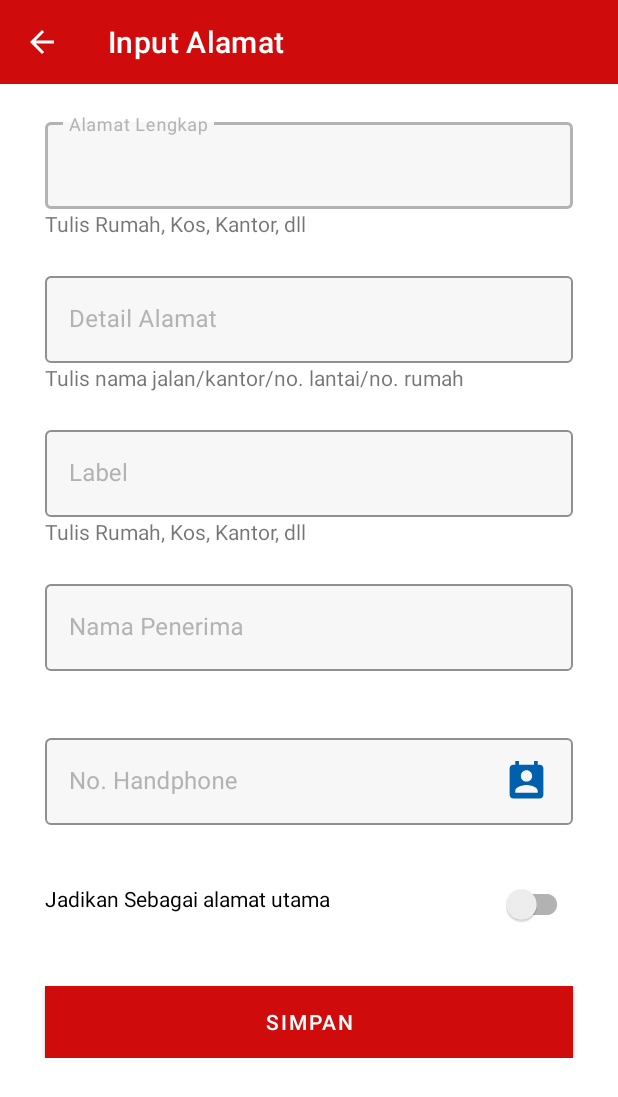
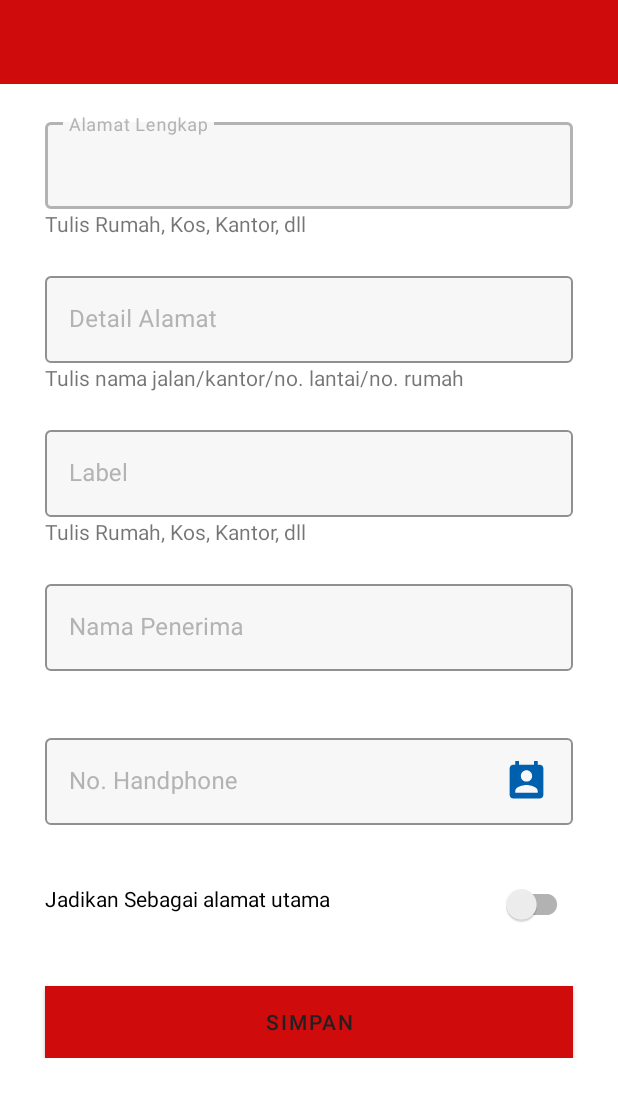
Before and after one commit to kevin-138/Daily-Exercise, an Android app: the InputAlamat screen opened directly, with no data from a screen before it, on a phone screen of 412 x 824 dp. Shown: the top 1097 px of the screen. Run offline under Robolectric (Android 15) with nearby library versions, the phone set to English and light mode, and no system bars.

```diff
--- a/app/src/main/java/com/kevin/dailyexercise/InputAlamat.kt
+++ b/app/src/main/java/com/kevin/dailyexercise/InputAlamat.kt
@@ -12,11 +12,11 @@ import android.widget.Toolbar
 
 class InputAlamat : AppCompatActivity() {
 
-    lateinit var edTAlamat: EditText
-    lateinit var edTDetail: EditText
-    lateinit var edTLabel: EditText
-    lateinit var edTNama: EditText
-    lateinit var edTNoHp: EditText
+    lateinit var edTAlamat: com.google.android.material.textfield.TextInputEditText
+    lateinit var edTDetail: com.google.android.material.textfield.TextInputEditText
+    lateinit var edTLabel: com.google.android.material.textfield.TextInputEditText
+    lateinit var edTNama: com.google.android.material.textfield.TextInputEditText
+    lateinit var edTNoHp: com.google.android.material.textfield.TextInputEditText
 
     lateinit var teVAlamat: TextView
     lateinit var teVDetail: TextView
@@ -28,6 +28,8 @@ class InputAlamat : AppCompatActivity() {
     lateinit var accData: DataAlamatUser
 
     lateinit var saveBtn: Button
+    var userData: DataAlamatUser? = null
+    var positionCheck:Int = 0
 
     override fun onCreate(savedInstanceState: Bundle?) {
         super.onCreate(savedInstanceState)
@@ -41,24 +43,25 @@ class InputAlamat : AppCompatActivity() {
 
         teVAlamat = findViewById(R.id.tvAlamat)
         teVDetail = findViewById(R.id.tvDetail)
-        teVLabel = findViewById(R.id.tvLabel)
+        teVLabel = findViewById(R.id.tvLabelList)
         teVNama = findViewById(R.id.tvNama)
         teVNoHp = findViewById(R.id.tvNoHp)
 
         switchAlamat = findViewById(R.id.swAlamat)
         saveBtn = findViewById(R.id.btnSave)
 
-        var toolbar: androidx.appcompat.widget.Toolbar? = findViewById(R.id.Toolbar)
-        setSupportActionBar(toolbar)
-        if (supportActionBar != null) {
-            supportActionBar?.setDisplayHomeAsUpEnabled(true)
-        }
+//        var toolbar: androidx.appcompat.widget.Toolbar? = findViewById(R.id.Toolbar)
+//        setSupportActionBar(toolbar)
+//        if (supportActionBar != null) {
+//            supportActionBar?.setDisplayHomeAsUpEnabled(true)
+//            supportActionBar?.setNavigationOnClickListener{
+//                onBackPressed()
+//            }
+//        }
 
-        val userSavedData = if (Build.VERSION.SDK_INT >= Build.VERSION_CODES.TIRAMISU) {
-            this.intent.getParcelableExtra("user_data", DataAlamatUser::class.java)
-        } else {
-            this.intent.getParcelableExtra("user_data")
-        }
+        positionCheck = this.intent.getIntExtra("Position", -1)
+
+        initData()
 
         saveBtn.setOnClickListener {
             validateInput()
@@ -66,20 +69,36 @@ class InputAlamat : AppCompatActivity() {
 
     }
 
+    fun initData(){
+        if (Build.VERSION.SDK_INT >= Build.VERSION_CODES.TIRAMISU) {
+        userData = this.intent.getParcelableExtra("user_data", DataAlamatUser::class.java)
+    } else {
+        userData = this.intent.getParcelableExtra("user_data")
+    }
+        if (userData != null){
+            edTAlamat.setText(userData?.dataAlamat)
+            edTDetail.setText(userData?.dataDetail)
+            edTLabel.setText(userData?.dataLabel)
+            edTNama.setText(userData?.dataPenerima)
+            edTNoHp.setText(userData?.dataHandphone)
+            switchAlamat.isChecked=userData?.dataSwitch?:false
+        }
+    }
+
     fun validateInput() {
         val symbols = Regex("[\\p{P}\\p{S}]")
         val number = Regex("[0-9]")
         when {
-            edTAlamat.text.isBlank() -> edTAlamat.setError(getString(R.string.input_val1))
-            edTDetail.text.isBlank() -> edTDetail.setError(getString(R.string.input_val2))
-            edTLabel.text.isBlank() -> edTLabel.setError(getString(R.string.input_val3))
-            edTNama.text.isBlank() -> edTNama.setError(getString(R.string.input_val4))
-            edTNoHp.text.isBlank() -> edTNoHp.setError(getString(R.string.input_val5))
-            symbols.containsMatchIn(edTNama.text) -> edTNama.setError(getString(R.string.input_val6))
-            number.containsMatchIn(edTNama.text) -> edTNama.setError(getString(R.string.input_val9))
-            !(edTNoHp.text.toString()
-                .matches(number)) -> edTNoHp.setError(getString(R.string.input_val7))
-            edTNoHp.text.length !in 12..13 -> edTNoHp.setError(getString(R.string.input_val8))
+            edTAlamat.text!!.isBlank() -> edTAlamat.setError(getString(R.string.input_val1))
+            edTDetail.text!!.isBlank() -> edTDetail.setError(getString(R.string.input_val2))
+            edTLabel.text!!.isBlank() -> edTLabel.setError(getString(R.string.input_val3))
+            edTNama.text!!.isBlank() -> edTNama.setError(getString(R.string.input_val4))
+            edTNoHp.text!!.isBlank() -> edTNoHp.setError(getString(R.string.input_val5))
+//            symbols.containsMatchIn(edTNama.text) -> edTNama.setError(getString(R.string.input_val6))
+//            number.containsMatchIn(edTNama.text) -> edTNama.setError(getString(R.string.input_val9))
+//            !(edTNoHp.text.toString()
+//                .matches(number)) -> edTNoHp.setError(getString(R.string.input_val7))
+//            edTNoHp.text.length !in 12..13 -> edTNoHp.setError(getString(R.string.input_val8))
             else -> {
                 accData = DataAlamatUser(
                     edTAlamat.text.toString(),
@@ -91,6 +110,7 @@ class InputAlamat : AppCompatActivity() {
                 )
                 val intent = Intent(this, ListingAlamat::class.java)
                 intent.putExtra("user_data", accData)
+                intent.putExtra("Position",positionCheck)
                 setResult(RESULT_OK, intent)
                 finish()
             }
--- a/app/src/main/res/layout/activity_input_alamat.xml
+++ b/app/src/main/res/layout/activity_input_alamat.xml
@@ -33,7 +33,7 @@
             android:textColor="@color/black"
             android:textColorHint="@color/gray">
 
-            <EditText
+            <com.google.android.material.textfield.TextInputEditText
                 android:id="@+id/etAlamat"
                 android:layout_width="match_parent"
                 android:layout_height="@dimen/etHeight"/>
@@ -58,7 +58,7 @@
             android:textColor="@color/black"
             android:textColorHint="@color/gray">
 
-            <EditText
+            <com.google.android.material.textfield.TextInputEditText
                 android:id="@+id/etDetail"
                 android:layout_width="match_parent"
                 android:layout_height="@dimen/etHeight" />
@@ -82,12 +82,12 @@
             android:textColor="@color/black"
             android:textColorHint="@color/gray">
 
-            <EditText
+            <com.google.android.material.textfield.TextInputEditText
                 android:id="@+id/etLabel"
                 android:layout_width="match_parent"
                 android:layout_height="@dimen/etHeight" />
             <TextView
-                android:id="@+id/tvLabel"
+                android:id="@+id/tvLabelList"
                 android:layout_width="match_parent"
                 android:layout_height="wrap_content"
                 android:layout_marginBottom="@dimen/dimen_3"
@@ -106,7 +106,7 @@
             android:textColor="@color/black"
             android:textColorHint="@color/gray">
 
-            <EditText
+            <com.google.android.material.textfield.TextInputEditText
                 android:id="@+id/etNama"
                 android:layout_width="match_parent"
                 android:layout_height="@dimen/etHeight" />
@@ -129,7 +129,7 @@
             android:textColor="@color/black"
             android:textColorHint="@color/gray">
 
-            <EditText
+            <com.google.android.material.textfield.TextInputEditText
                 android:id="@+id/etNoHp"
                 android:layout_width="match_parent"
                 android:layout_height="@dimen/etHeight"
@@ -159,7 +159,8 @@
             android:layout_height="wrap_content"
             android:layout_marginHorizontal="@dimen/dimen_4"
             android:background="@color/blue"
-            android:text="Simpan" />
+            android:text="Simpan"
+            android:textColor="#212121" />
     </LinearLayout>
 
 
--- a/app/src/main/res/layout/alamat_list_design.xml
+++ b/app/src/main/res/layout/alamat_list_design.xml
@@ -14,7 +14,7 @@
     android:background="@color/white"
     >
     <TextView
-        android:id="@+id/tvLabel"
+        android:id="@+id/tvLabelList"
         android:layout_width="wrap_content"
         android:layout_height="wrap_content"
         android:text="Label"
@@ -31,7 +31,7 @@
         android:text="User Infromation"
         android:textStyle="bold"
         app:layout_constraintStart_toStartOf="parent"
-        app:layout_constraintTop_toBottomOf="@id/tvLabel"
+        app:layout_constraintTop_toBottomOf="@id/tvLabelList"
         android:layout_marginTop="@dimen/dimen_3"
         />
 
```
Also changed, not shown: app/src/main/java/com/kevin/dailyexercise/DataAlamatAdapter.kt (+21 -4 lines), app/src/main/java/com/kevin/dailyexercise/ListingAlamat.kt (+32 -8 lines).
